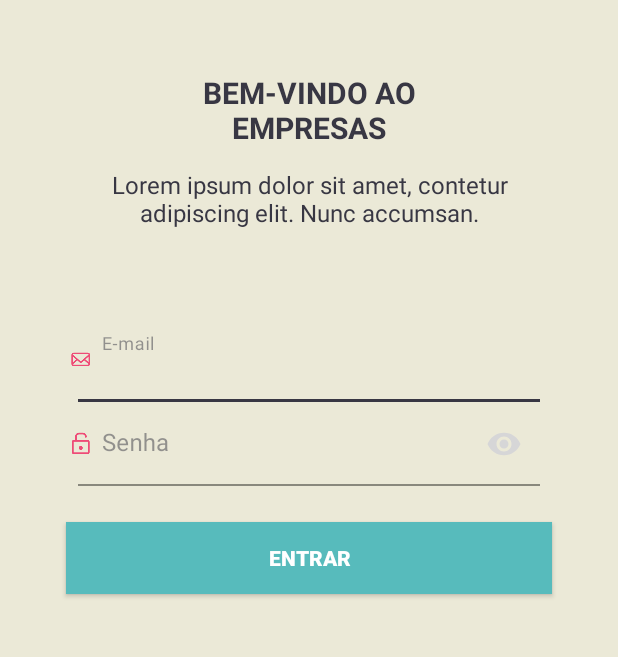
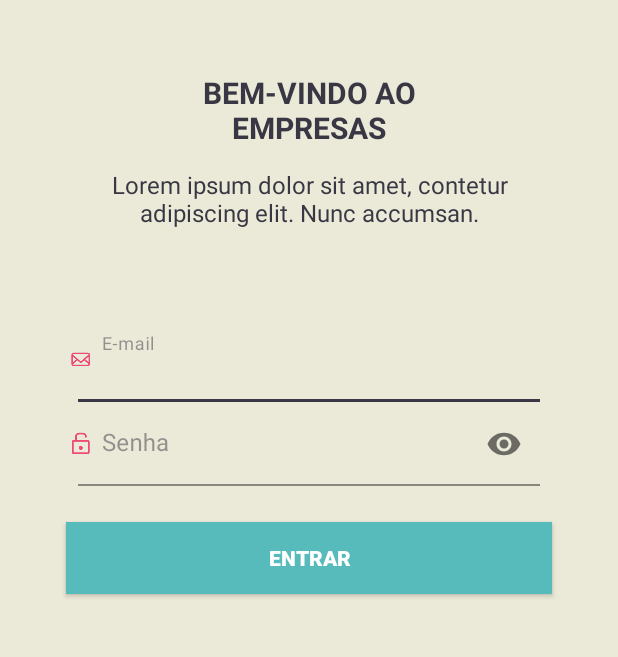
Before and after one commit to EduardoCarvalhoo/enterprise_app, an Android app: the screen it shows after launch (MainActivity), on a phone screen of 412 x 824 dp, the part 125-782 px from its top. Run offline under Robolectric (Android 15) with nearby library versions, the phone set to English and light mode, and no system bars.

Commit message:
Implementando novos recursos de cores

```diff
--- a/app/src/main/res/values/colors.xml
+++ b/app/src/main/res/values/colors.xml
@@ -5,21 +5,21 @@
     <color name="purple_700">#FF3700B3</color>
     <color name="teal_200">#FF03DAC5</color>
     <color name="teal_700">#FF018786</color>
+    <color name="beige">#ebe9d7</color>
+    <color name="charcoal_grey">#383743</color>
+    <color name="slater_grey">#535063</color>
+    <color name="white">#FFFFFFFF</color>
+    <color name="charcoal_grey_50">#80383743</color>
+    <color name="black_54">#8a000000</color>
+    <color name="gunmetal">#494758</color>
+    <color name="red">#ff0f44</color>
+    <color name="greeny_blue">#57bbbc</color>
+    <color name="medium_pink">#ee4c77</color>
+    <color name="greyish">#acabab</color>
+    <color name="warm_grey">#8d8c8c</color>
+    <color name="dark_indigo">#1a0e49</color>
+    <color name="rouge">#991237</color>
+    <color name="custom_black_23">#3B000000</color>
+    <color name="steel_grey">#748383</color>
     <color name="black">#FF000000</color>
-    <color name="white">#FFFFFFFF</color>
-    <color name="custom_black_23">#3B000000</color>
-    <color name="charcoal_grey_50">#80383743</color>
-    <color name="red">#ff0f44</color>
-    <color name="warm_grey">#8d8c8c</color>
-    <color name="white_two">#d8d8d8</color>
-    <color name="greyish">#acabab</color>
-    <color name="dark_indigo">#1a0e49</color>
-    <color name="soft_green">#7dc075</color>
-    <color name="steel_grey">#748383</color>
-    <color name="rouge">#991237</color>
-    <color name="charcoal_grey_two">#403e4d</color>
-    <color name="medium_pink">#ee4c77</color>
-    <color name="beige">#ebe9d7</color>
-    <color name="greeny_blue">#57bbbc</color>
-    <color name="charcoal_grey">#383743</color>
 </resources>
```
